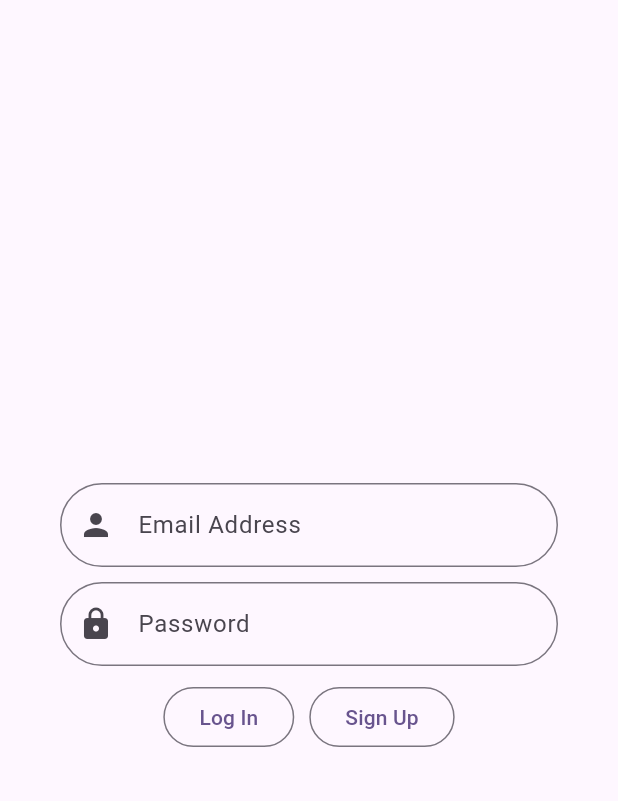
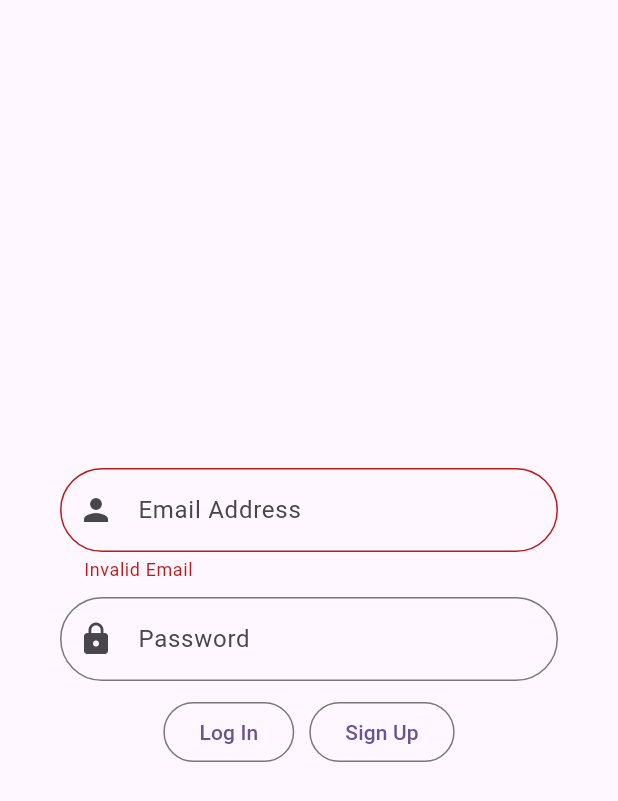
Before and after one commit to anemoiusjerry/twine, a Flutter app: the screen it shows after launch, after a tap on "Log In", on a phone screen of 412 x 824 dp. Shown: the top 801 px of the screen. Run offline on Flutter 3.47's test engine with Material 3 defaults, Android fonts, the phone set to English and light mode, and no system bars; our stand-ins replace firebase_auth, firebase_core, flutter_pw_validator; missing offline and left inert: flutter_analog_clock; accounts and stored records are empty.

Commit message:
remember login state

```diff
--- a/lib/main.dart
+++ b/lib/main.dart
@@ -1,9 +1,14 @@
 import 'package:flutter/material.dart';
 import 'package:firebase_core/firebase_core.dart';
+import 'package:twine/firebase_options.dart';
 import 'package:twine/screens/login_navigator.dart';
 
 
-void main() {
+void main() async {
+  WidgetsFlutterBinding.ensureInitialized();
+  await Firebase.initializeApp(
+    options: DefaultFirebaseOptions.currentPlatform,
+  );
   runApp(const TwineApp());
 }
 
@@ -19,21 +24,7 @@ class TwineApp extends StatelessWidget {
         colorScheme: ColorScheme.fromSeed(seedColor: Colors.deepPurple),
         useMaterial3: true,
       ),
-      home: FutureBuilder(
-        future: Firebase.initializeApp(),
-        builder: (context, snapshot) {
-          if (snapshot.hasError) {
-            return const Center(child: Text('Error'));
-          }
-          if (snapshot.connectionState == ConnectionState.done) {
-            return const LoginNavigator();
-          }
-          // show loading icon while waiting
-          return const Center(child: SizedBox(
-            child: CircularProgressIndicator(),
-          ),);
-        }
-      ),
+      home: const LoginNavigator()
     );
   }
 }
--- a/lib/screens/login/login_page.dart
+++ b/lib/screens/login/login_page.dart
@@ -1,15 +1,19 @@
 import 'package:flutter/material.dart';
 import 'package:firebase_auth/firebase_auth.dart';
+import 'package:twine/screens/home_navigator.dart';
 
 class LoginPage extends StatefulWidget {
   const LoginPage({
     super.key,
     required this.onSignUpPress,
-    required this.checkValidEmail
+    required this.checkValidEmail,
+    required this.showSnackBar,
   });
 
   final VoidCallback onSignUpPress;
   final bool Function(String?) checkValidEmail;
+  final void Function(BuildContext, String) showSnackBar;
+
   @override
   State<LoginPage> createState() => _LoginPageState();
 }
@@ -17,19 +21,39 @@ class LoginPage extends StatefulWidget {
 class _LoginPageState extends State<LoginPage> {
   String email = "";
   String password = "";
+  final _formKey = GlobalKey<FormState>();
+
+  void checkLoginStatus() {
+
+  }
 
   _handleLogin() async {
     try {
+      if (_formKey.currentState!.validate()) {
         final credential = await FirebaseAuth.instance.signInWithEmailAndPassword(
-        email: email,
-        password: password
+          email: email.trim(),
+          password: password.trim(),
         );
+        // login success go to home page
+        Navigator.of(context, rootNavigator: true).push(
+          MaterialPageRoute(
+            builder: (_) => const HomeNavigator()
+          ),
+        );
+      }
     } on FirebaseAuthException catch (e) {
+      // ONLY will receive 'INVALID_LOGIN_CREDENTIALS' due to email enumeration
+      print(e);
       if (e.code == 'user-not-found') {
-        print('No user found for that email.');
+        widget.showSnackBar(context, "No user found for that email.");
       } else if (e.code == 'wrong-password') {
-        print('Wrong password provided for that user.');
+        widget.showSnackBar(context, "Wrong password provided for that user.");
+      } else {
+        widget.showSnackBar(context, e.message ?? "Unknown error has ocurred.");
       }
+    } catch (e) {
+      print(e);
+      widget.showSnackBar(context, "An error has occurred, please try again later.");
     }
   }
 
@@ -38,6 +62,8 @@ class _LoginPageState extends State<LoginPage> {
     return Center(
       child: Padding(
         padding: const EdgeInsets.all(40),
+        child: Form(
+          key: _formKey,
           child: Column(
             mainAxisAlignment: MainAxisAlignment.center,
             children: [
@@ -53,11 +79,12 @@ class _LoginPageState extends State<LoginPage> {
                   setState(() {email = text;});
                 },
                 validator: (text) {
-                widget.checkValidEmail(text) ? null : 'Invalid Email';
+                  return widget.checkValidEmail(text) ? null : 'Invalid Email';
                 },
               ),
               const SizedBox(height: 10,),
               TextField(
+                obscureText: true,
                 decoration: InputDecoration(
                   border: OutlineInputBorder(
                     borderRadius: BorderRadius.circular(30),
@@ -87,6 +114,7 @@ class _LoginPageState extends State<LoginPage> {
             ],
           ),
         ),
+      ),
     );
   }
 }
--- a/lib/screens/login_navigator.dart
+++ b/lib/screens/login_navigator.dart
@@ -1,4 +1,6 @@
+import 'package:firebase_auth/firebase_auth.dart';
 import 'package:flutter/material.dart';
+import 'package:twine/screens/home_navigator.dart';
 import 'package:twine/screens/login/login_page.dart';
 import 'package:twine/screens/login/sign_up_page.dart';
 
@@ -18,6 +20,18 @@ class LoginNavigator extends StatelessWidget {
     return emailAddress!.isNotEmpty && regex.hasMatch(emailAddress);
   }
 
+  void _showErrorSnackBar(BuildContext context, String errorText) {
+    ScaffoldMessenger.of(context).showSnackBar(
+      SnackBar(
+        content: Text(errorText),
+        duration: const Duration(seconds: 3),
+      ),
+    );
+  }
+
+  // check user session
+
+
   @override
   Widget build(BuildContext context) {
     final pageController = PageController();
@@ -29,15 +43,37 @@ class LoginNavigator extends StatelessWidget {
       );
     }
 
+    return StreamBuilder(
+      stream: FirebaseAuth.instance.authStateChanges(),
+      builder: (context, snapshot) {
+        if (snapshot.connectionState == ConnectionState.active) {
+          User? user = snapshot.data;
+          if (user != null) {
+            return const HomeNavigator();
+          }
+          else {
             return Scaffold(
               body: PageView(
                 controller: pageController,
                 physics: const NeverScrollableScrollPhysics(),
                 children: [
-          LoginPage(onSignUpPress: () => navToPage(1), checkValidEmail: _checkValidEmail,),
-          SignUpPage(onBackPress: () => navToPage(0), checkValidEmail:  _checkValidEmail,)
+                  LoginPage(
+                    onSignUpPress: () => navToPage(1),
+                    checkValidEmail: _checkValidEmail,
+                    showSnackBar: _showErrorSnackBar,
+                  ),
+                  SignUpPage(
+                    onBackPress: () => navToPage(0),
+                    checkValidEmail:  _checkValidEmail,
+                    showSnackBar: _showErrorSnackBar,
+                  )
                 ],
               ),
             );
           }
         }
+        return const Scaffold(body: Center(child: CircularProgressIndicator()));
+      }
+    );
+  }
+}
```
Also changed, not shown: lib/screens/login/sign_up_page.dart (+16 -18 lines), lib/screens/home_navigator.dart (renamed from lib/home_navigator.dart), pubspec.lock, 1 other file. Lines whose indentation alone changed are shown as unchanged.
